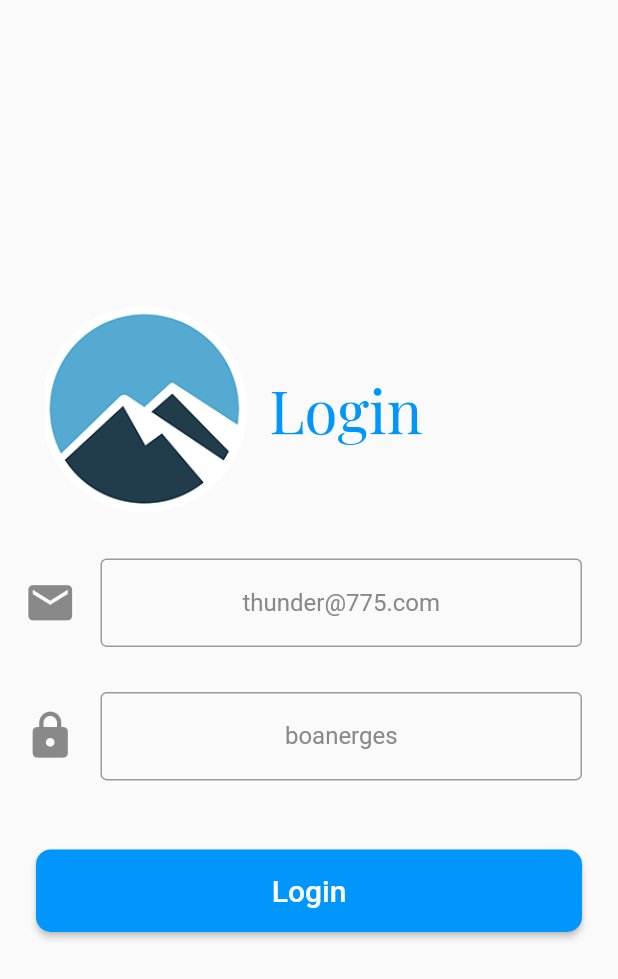
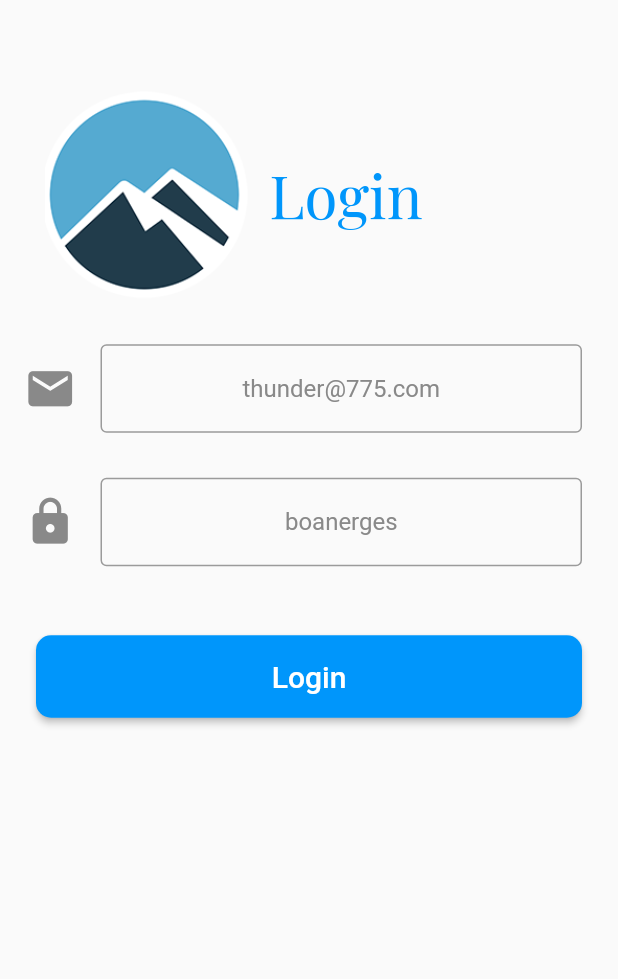
Before and after one commit to thunder775/chat_app_starter, a Flutter app: the screen it shows after launch, after a tap on "Login", on a phone screen of 412 x 824 dp. Shown: the top 979 px of the screen. Run offline on Flutter 3.47's test engine with Material 2 defaults, Android fonts, the phone set to English and light mode, and no system bars; our stand-ins replace cloud_firestore, firebase_auth, modal_progress_hud, rflutter_alert; accounts and stored records are empty.

Commit message:
done with hard coded overflow solution

```diff
--- a/lib/chat_room_selection_screen.dart
+++ b/lib/chat_room_selection_screen.dart
@@ -135,7 +135,7 @@ class _ChatRoomScreenState extends State<ChatRoomScreen> {
                           children: <Widget>[
                             ListTile(
                               trailing: IconButton(
-                                icon: Icon(Icons.content_copy),
+                                icon: Icon(Icons.content_copy,),
                                 onPressed: () {
                                   Clipboard.setData(new ClipboardData(
                                       text:
--- a/lib/login_screen.dart
+++ b/lib/login_screen.dart
@@ -30,11 +30,14 @@ class _LoginScreenState extends State<LoginScreen> {
   @override
   Widget build(BuildContext context) {
     return Scaffold(
-      body: ModalProgressHUD(
+      body: SafeArea(
+        child: SingleChildScrollView(
+          child: ModalProgressHUD(
             child: Column(
               mainAxisAlignment: MainAxisAlignment.center,
               crossAxisAlignment: CrossAxisAlignment.stretch,
               children: <Widget>[
+                SizedBox(height: 60,),
                 Padding(
                   padding: const EdgeInsets.only(left: 30.0),
                   child: Row(
@@ -151,6 +154,8 @@ class _LoginScreenState extends State<LoginScreen> {
             ),
             inAsyncCall: _saving,
           ),
+        ),
+      ),
     );
   }
 }
--- a/lib/main.dart
+++ b/lib/main.dart
@@ -18,10 +18,12 @@ class _WelcomeScreenState extends State<WelcomeScreen> {
   Widget build(BuildContext context) {
     return Scaffold(
       body: SafeArea(
+        child: SingleChildScrollView(
           child: Column(
             mainAxisAlignment: MainAxisAlignment.center,
             crossAxisAlignment: CrossAxisAlignment.stretch,
             children: <Widget>[
+              SizedBox(height: 60,),
               SizedBox(
                 height: 250,
                 width: 250,
@@ -78,6 +80,7 @@ class _WelcomeScreenState extends State<WelcomeScreen> {
             ],
           ),
         ),
+      ),
     );
   }
 }
```
Also changed, not shown: lib/registration_screen.dart (+6 -1 lines). Lines whose indentation alone changed are shown as unchanged.
